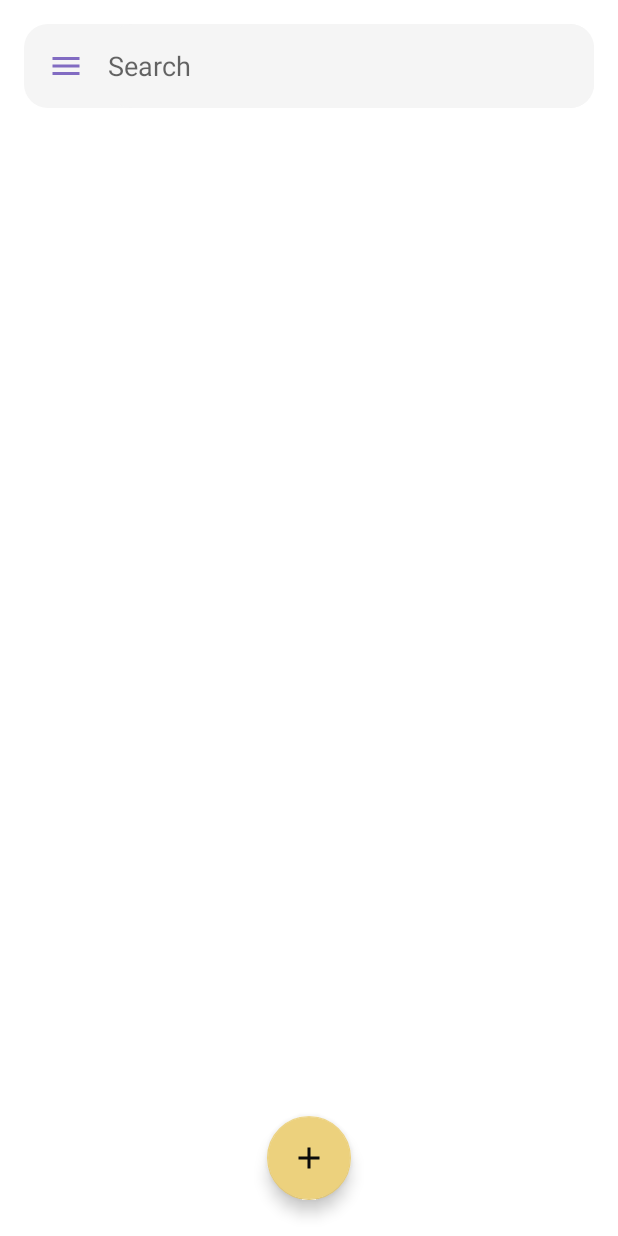
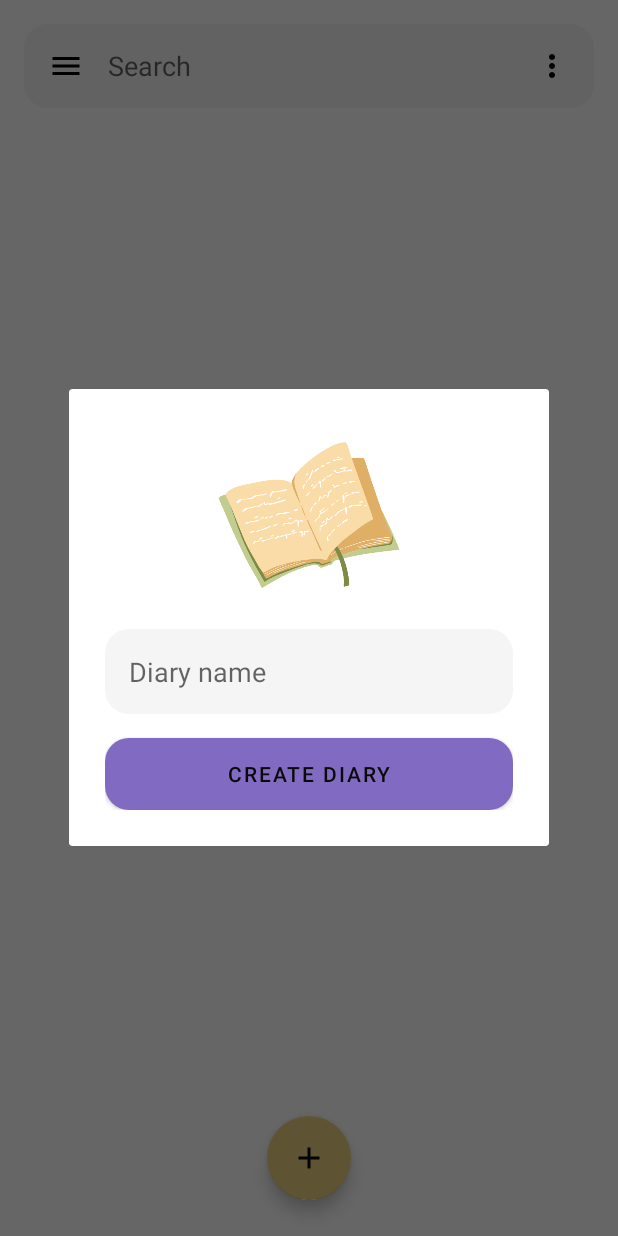
Before and after one commit to prateekthakur272/Good-Diary, an Android app: the screen it shows after launch (MainActivity), after a tap on "Create New Diary", on a phone screen of 412 x 824 dp. Run offline under Robolectric (Android 15) with nearby library versions, the phone set to English and light mode, and no system bars; 2 statements that could not run were skipped; 1 other tap on this screen came first.

Commit message:
adds create diary dialog

```diff
--- a/app/src/main/java/com/prateekthakur272/gooddiary/MainActivity.kt
+++ b/app/src/main/java/com/prateekthakur272/gooddiary/MainActivity.kt
@@ -1,10 +1,12 @@
 package com.prateekthakur272.gooddiary
 
+import android.app.Dialog
 import android.content.Intent
 import androidx.appcompat.app.AppCompatActivity
 import android.os.Bundle
 import android.view.MenuItem
-import android.widget.Toast
+import android.widget.Button
+import android.widget.EditText
 import androidx.core.view.GravityCompat
 import androidx.core.view.get
 import androidx.recyclerview.widget.LinearLayoutManager
@@ -31,11 +33,10 @@ class MainActivity : AppCompatActivity(),NavigationView.OnNavigationItemSelected
         }
         binding.buttonAddPage.setOnClickListener {
             val intent = Intent(this,PageActivity::class.java)
-            intent.putExtra("diary", viewModel.currentDiaryName)
+            intent.putExtra("diary", viewModel.currentDiaryName.value)
             startActivity(intent)
         }
         binding.mainNavigationView.setNavigationItemSelectedListener(this)
-        binding.searchBar.searchTextEdit.hint = "${this.getString(R.string.search)} ${viewModel.currentDiaryName}"
 
         viewModel.currentDiary.observe(this){
             binding.pageRecyclerView.adapter = PageAdapter(viewModel.currentDiary.value!!)
@@ -43,11 +44,14 @@ class MainActivity : AppCompatActivity(),NavigationView.OnNavigationItemSelected
         viewModel.allDiaries.value?.forEachIndexed{ index,item ->
             binding.mainNavigationView.menu[0].subMenu?.add(0,index,0,item)
         }
+        viewModel.currentDiaryName.observe(this){
+            binding.searchBar.searchTextEdit.hint = "${this.getString(R.string.search)} ${viewModel.currentDiaryName.value}"
+        }
     }
     override fun onNavigationItemSelected(item: MenuItem): Boolean {
         when(item.itemId){
             R.id.create_new_diary-> {
-                Toast.makeText(this,"Create",Toast.LENGTH_SHORT).show()
+                createDiary()
             }
             else -> {
                 viewModel.loadDiary(viewModel.allDiaries.value?.get(item.itemId) ?: "")
@@ -58,6 +62,19 @@ class MainActivity : AppCompatActivity(),NavigationView.OnNavigationItemSelected
     }
     override fun onRestart() {
         super.onRestart()
-        viewModel.loadDiary(viewModel.currentDiaryName)
+        viewModel.loadDiary(viewModel.currentDiaryName.value!!)
+    }
+    private fun createDiary(){
+        val dialog = Dialog(this)
+        dialog.apply {
+            setCancelable(true)
+            setContentView(R.layout.create_diary_dialog_layout)
+            findViewById<Button>(R.id.button_create_diary).setOnClickListener {
+                val diaryName = findViewById<EditText>(R.id.diary_name).text.toString()
+                viewModel.createDiary(diaryName)
+                dismiss()
+            }
+            show()
+        }
     }
 }
--- a/app/src/main/java/com/prateekthakur272/gooddiary/viewmodel/MainViewModel.kt
+++ b/app/src/main/java/com/prateekthakur272/gooddiary/viewmodel/MainViewModel.kt
@@ -9,18 +9,23 @@ import com.prateekthakur272.gooddiary.data.Page
 class MainViewModel(application: Application) :AndroidViewModel(application){
     private var dataHelper: DataHelper = DataHelper(getApplication())
     var allDiaries:MutableLiveData<ArrayList<String>>
-    var currentDiaryName:String
+    var currentDiaryName:MutableLiveData<String>
     var currentDiary:MutableLiveData<ArrayList<Page>>
     init {
         if (!dataHelper.getDiaries().contains("Notes"))
             dataHelper.createDiary("Notes")
         allDiaries = MutableLiveData(dataHelper.getDiaries())
-        currentDiaryName = allDiaries.value?.getOrNull(0) ?: ""
-        currentDiary = MutableLiveData(dataHelper.getPages(currentDiaryName))
+        currentDiaryName = MutableLiveData(allDiaries.value?.getOrNull(0) ?: "")
+        currentDiary = MutableLiveData(dataHelper.getPages(currentDiaryName.value!!))
     }
 
     fun loadDiary(name:String){
-        currentDiaryName = name
+        currentDiaryName.value = name
         currentDiary.value = dataHelper.getPages(name)
     }
+
+    fun createDiary(name:String){
+        dataHelper.createDiary(name)
+        allDiaries.value = dataHelper.getDiaries()
+    }
 }
--- a/app/src/main/res/drawable/ic_menu.xml
+++ b/app/src/main/res/drawable/ic_menu.xml
@@ -1,5 +1,5 @@
-<vector android:height="24dp" android:tint="@color/amethyst"
+<vector android:height="24dp" android:tint="#000000"
     android:viewportHeight="24" android:viewportWidth="24"
     android:width="24dp" xmlns:android="http://schemas.android.com/apk/res/android">
-    <path android:fillColor="@color/amethyst" android:pathData="M3,18h18v-2L3,16v2zM3,13h18v-2L3,11v2zM3,6v2h18L21,6L3,6z"/>
+    <path android:fillColor="@android:color/white" android:pathData="M3,18h18v-2L3,16v2zM3,13h18v-2L3,11v2zM3,6v2h18L21,6L3,6z"/>
 </vector>
--- /dev/null
+++ b/app/src/main/res/drawable/ic_more.xml
@@ -0,0 +1,5 @@
+<vector android:height="24dp" android:tint="#000000"
+    android:viewportHeight="24" android:viewportWidth="24"
+    android:width="24dp" xmlns:android="http://schemas.android.com/apk/res/android">
+    <path android:fillColor="@android:color/white" android:pathData="M12,8c1.1,0 2,-0.9 2,-2s-0.9,-2 -2,-2 -2,0.9 -2,2 0.9,2 2,2zM12,10c-1.1,0 -2,0.9 -2,2s0.9,2 2,2 2,-0.9 2,-2 -0.9,-2 -2,-2zM12,16c-1.1,0 -2,0.9 -2,2s0.9,2 2,2 2,-0.9 2,-2 -0.9,-2 -2,-2z"/>
+</vector>
--- a/app/src/main/res/layout/create_diary_dialog_layout.xml
+++ b/app/src/main/res/layout/create_diary_dialog_layout.xml
@@ -1,6 +1,35 @@
 <?xml version="1.0" encoding="utf-8"?>
-<androidx.constraintlayout.widget.ConstraintLayout xmlns:android="http://schemas.android.com/apk/res/android"
-    android:layout_width="match_parent"
-    android:layout_height="match_parent">
+<LinearLayout xmlns:android="http://schemas.android.com/apk/res/android"
+    android:layout_width="320dp"
+    android:layout_height="wrap_content"
+    android:orientation="vertical"
+    android:padding="24dp">
 
-</androidx.constraintlayout.widget.ConstraintLayout>
+    <ImageView
+        android:layout_width="120dp"
+        android:layout_height="120dp"
+        android:src="@drawable/diary"
+        android:layout_gravity="center"
+        android:contentDescription="@string/image" />
+
+    <EditText
+        android:id="@+id/diary_name"
+        android:layout_width="match_parent"
+        android:layout_height="wrap_content"
+        android:hint="@string/diary_name"
+        android:background="@drawable/search_bar_view_background"
+        android:padding="16dp"
+        android:layout_marginTop="16dp"
+        android:autofillHints="none"
+        android:inputType="text"/>
+
+    <Button
+        android:id="@+id/button_create_diary"
+        android:layout_width="match_parent"
+        android:layout_height="wrap_content"
+        android:padding="8dp"
+        android:layout_marginTop="16dp"
+        android:background="@drawable/search_bar_view_background"
+        android:text = "@string/create_diary"/>
+
+</LinearLayout>
--- a/app/src/main/res/layout/search_bar_layout.xml
+++ b/app/src/main/res/layout/search_bar_layout.xml
@@ -20,15 +20,26 @@
         android:id="@+id/search_text_edit"
         android:layout_width="0dp"
         android:layout_height="0dp"
+        android:autofillHints="none"
+        android:background="@drawable/search_bar_view_background"
+        android:hint="@string/search"
+        android:inputType="text"
+        android:lines="1"
+        app:layout_constraintBottom_toBottomOf="parent"
+        app:layout_constraintEnd_toStartOf="@+id/more"
+        app:layout_constraintStart_toEndOf="@+id/button_navigation_menu"
+        app:layout_constraintTop_toTopOf="parent" />
+
+    <ImageView
+        android:id="@+id/more"
+        android:layout_width="56dp"
+        android:layout_height="56dp"
+        android:contentDescription="@string/more_button"
+        android:padding="16dp"
+        android:src="@drawable/ic_more"
         app:layout_constraintBottom_toBottomOf="parent"
         app:layout_constraintEnd_toEndOf="parent"
-        app:layout_constraintStart_toEndOf="@+id/button_navigation_menu"
         app:layout_constraintTop_toTopOf="parent"
-        android:hint="@string/search"
-        android:background="@drawable/search_bar_view_background"
-        android:autofillHints="none"
-        android:inputType="text"
-        android:lines="1"/>
-
+        app:layout_constraintVertical_bias="1.0" />
 
 </androidx.constraintlayout.widget.ConstraintLayout>
--- a/app/src/main/res/values/strings.xml
+++ b/app/src/main/res/values/strings.xml
@@ -14,4 +14,8 @@
     <string name="date_time">Date Time</string>
     <string name="content">Content</string>
     <string name="this_is_preview_of_page">This is preview of page</string>
+    <string name="diary_name">Diary name</string>
+    <string name="create_diary">Create diary</string>
+    <string name="image">Image</string>
+    <string name="more_button">More button</string>
 </resources>
```
Also changed, not shown: app/src/main/res/drawable/diary.png (added).
